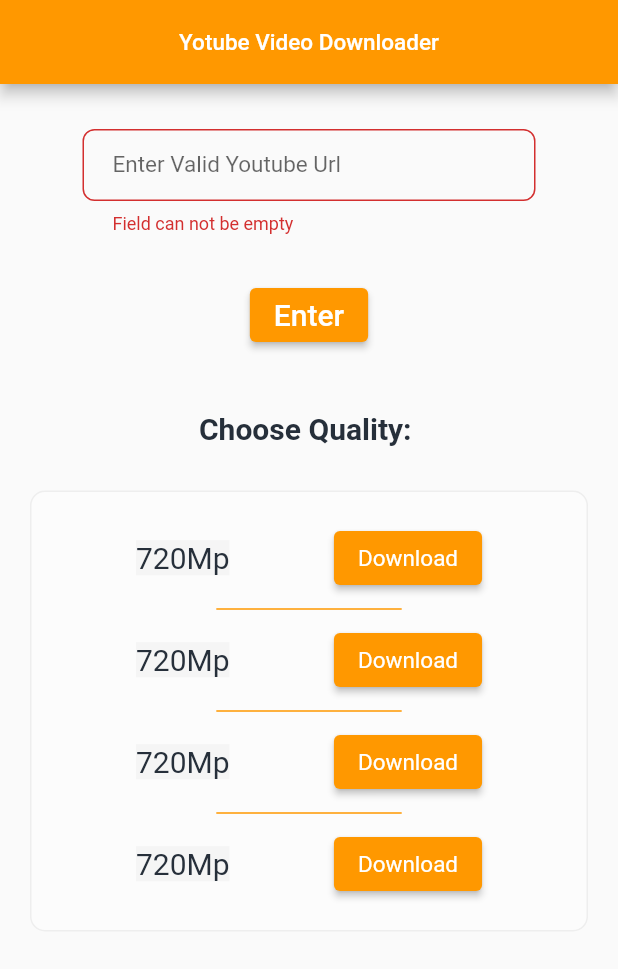
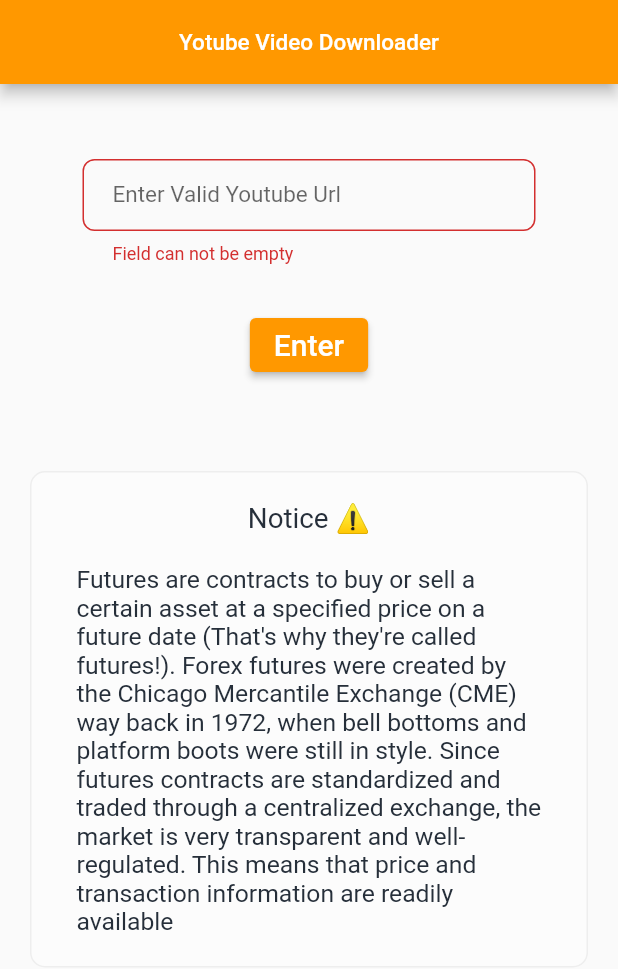
Before and after one commit to ifeoluwajoshua/Flube, a Flutter app: the screen it shows after launch, after a tap on "Enter", on a phone screen of 412 x 824 dp. Shown: the top 969 px of the screen. Run offline on Flutter 3.47's test engine with Material 2 defaults, Android fonts, the phone set to English and light mode, and no system bars; our stand-ins replace flutter_riverpod, fluttertoast, permission_handler; missing offline and left inert: downloads_path_provider_28, youtube_explode_dart.

Commit message:
Refactored the code

```diff
--- a/lib/home.dart
+++ b/lib/home.dart
@@ -1,9 +1,11 @@
-import 'package:flube/src/helpers/colors.dart';
 import 'package:flube/src/helpers/fonts.dart';
-import 'package:flube/src/helpers/validators.dart';
+import 'package:flube/src/providers/youtubeproviders.dart';
+import 'package:flube/src/widgets/contentnotice.dart';
 import 'package:flube/src/widgets/customfield.dart';
+import 'package:flube/src/widgets/filtercard.dart';
 import 'package:flutter/material.dart';
-import 'package:flube/src/services/downloader.dart';
+import 'package:flutter_riverpod/flutter_riverpod.dart';
+
 
 class HomeView extends StatefulWidget {
   @override
@@ -35,87 +37,36 @@
         padding: const EdgeInsets.symmetric(horizontal: 20),
         child: Column(
           children: [
-            const SizedBox(height: 30),
-            Form(
-                key: _formKey,
-                child: customField(_url, validateN, 'Enter Valid Youtube Url')),
-            const SizedBox(height: 30),
-            ElevatedButton(
-              onPressed: () {
-                print('gg');
-                if (_validateAndSave()!) {
-                  print(_url.text);
-                downloadVideo(context, _url.text);
-                }
-              },
-              child: Text(
-                'Enter',
-                style: nStyle.copyWith(color: Colors.white, fontSize: 20),
-              ),
-            ),
-            const SizedBox(height: 40),
-            Text(
-              'Choose Quality: ',
-              style: nStyle.copyWith(fontSize: 20, fontWeight: FontWeight.bold),
+            const SizedBox(height: 50),
+            UrlField(
+              formkey: _formKey,
+              url: _url,
+              hint: 'Enter Valid Youtube Url',
             ),
             const SizedBox(height: 30),
-            Container(
-                width: MediaQuery.of(context).size.width,
-                padding: const EdgeInsets.symmetric(vertical: 20),
-                // height: 250,
-                alignment: Alignment.center,
-                decoration: BoxDecoration(
-                  borderRadius: BorderRadius.circular(10),
-                  border: Border.all(color: shadowColor),
-                  color: Colors.white30,
-                ),
-                child: Column(
-                    crossAxisAlignment: CrossAxisAlignment.center,
-                    mainAxisAlignment: MainAxisAlignment.center,
-                    children: [
-                      qualityFilter(),
-                      filterDivider(),
-                      qualityFilter(),
-                      filterDivider(),
-                      qualityFilter(),
-                      filterDivider(),
-                      qualityFilter(),
-                    ]))
+            enterButton(),
+            const SizedBox(height: 30),
+            FilterCard(),
+             const SizedBox(height: 30),
+            ContentNotice()
           ],
         ),
       ),
     );
   }
 
-  Widget qualityFilter() {
-    return Row(mainAxisAlignment: MainAxisAlignment.spaceEvenly, children: [
-      Text(
-        '720Mp',
-        style: nStyle.copyWith(
-            backgroundColor: Colors.grey.shade100,
-            fontSize: 20,
-            fontWeight: FontWeight.w400),
-      ),
-      ElevatedButton(
-        onPressed: () {
-          print('Downloaded');
-        },
-        child: Text(
-          'Download',
-          style: nStyle.copyWith(
-              color: Colors.white, fontSize: 15, fontWeight: FontWeight.w400),
-        ),
-      ),
-    ]);
-  }
-
-  Widget filterDivider() {
-    return SizedBox(
-      width: (MediaQuery.of(context).size.width / 100) * 30,
-      child: Divider(
-        height: 20,
-        thickness: 1,
-        color: mColor,
+  Widget enterButton() {
+    return ElevatedButton(
+      onPressed: () {
+        print('gg');
+        if (_validateAndSave()!) {
+          print(_url.text);
+          context.read(youtubeDetailsProvider(_url.text));
+        }
+      },
+      child: Text(
+        'Enter',
+        style: nStyle.copyWith(color: Colors.white, fontSize: 20),
       ),
     );
   }
--- a/lib/src/providers/shared.dart
+++ /dev/null
@@ -1,4 +0,0 @@
-import 'package:flube/src/services/permission.dart';
-import 'package:flutter_riverpod/flutter_riverpod.dart';
-
-final permissionProvider = StateNotifierProvider((ref) => StoragePermission(false));
--- /dev/null
+++ b/lib/src/widgets/contentnotice.dart
@@ -0,0 +1,42 @@
+import 'package:flube/src/helpers/colors.dart';
+import 'package:flube/src/helpers/fonts.dart';
+import 'package:flube/src/helpers/responsive.dart';
+import 'package:flutter/material.dart';
+
+class ContentNotice extends StatelessWidget {
+  const ContentNotice({Key? key}) : super(key: key);
+
+  @override
+  Widget build(BuildContext context) {
+    return Container(
+      width: MediaQuery.of(context).size.width,
+      padding: const EdgeInsets.symmetric(vertical: 20, horizontal: 30),
+      // height: 250,
+      alignment: Alignment.center,
+      decoration: BoxDecoration(
+        borderRadius: BorderRadius.circular(10),
+        border: Border.all(color: shadowColor),
+        color: Colors.white30,
+      ),
+      child: Column(
+        crossAxisAlignment: CrossAxisAlignment.center,
+        mainAxisAlignment: MainAxisAlignment.center,
+        children: [
+          Text(
+            'Notice ⚠',
+            style: nStyle.copyWith(
+                fontSize: SizeConfig.textSize(context, 4.5),
+                fontWeight: FontWeight.w400),
+          ),
+          const SizedBox(height: 20,),
+          Text(
+            "Futures are contracts to buy or sell a certain asset at a specified price on a future date (That's why they're called futures!). Forex futures were created by the Chicago Mercantile Exchange (CME) way back in 1972, when bell bottoms and platform boots were still in style. Since futures contracts are standardized and traded through a centralized exchange, the market is very transparent and well-regulated. This means that price and transaction information are readily available",
+            style: nStyle.copyWith(
+                fontSize: SizeConfig.textSize(context, 4),
+                fontWeight: FontWeight.w400),
+          ),
+        ],
+      ),
+    );
+  }
+}
--- a/lib/src/widgets/customfield.dart
+++ b/lib/src/widgets/customfield.dart
@@ -1,5 +1,24 @@
 import 'package:flube/src/helpers/fonts.dart';
+import 'package:flube/src/helpers/validators.dart';
 import 'package:flutter/material.dart';
+
+class UrlField extends StatelessWidget {
+  const UrlField({
+    Key? key,
+    required this.formkey,
+    required this.url,
+    this.hint,
+  }) : super(key: key);
+  final TextEditingController url;
+  final GlobalKey formkey;
+  final String? hint;
+  @override
+  Widget build(BuildContext context) {
+    return Form(
+        key: formkey,
+        child: customField(url, validateN, hint!));
+  }
+}
 
 Widget customField(
   TextEditingController text,
--- /dev/null
+++ b/lib/src/widgets/filtercard.dart
@@ -0,0 +1,118 @@
+import 'package:flube/src/helpers/colors.dart';
+import 'package:flube/src/helpers/fonts.dart';
+import 'package:flube/src/helpers/responsive.dart';
+import 'package:flube/src/models/youtube_details.dart';
+import 'package:flube/src/providers/youtubeproviders.dart';
+import 'package:flutter/material.dart';
+import 'package:flutter_riverpod/flutter_riverpod.dart';
+
+class FilterCard extends ConsumerWidget {
+  const FilterCard({Key? key}) : super(key: key);
+
+  @override
+  Widget build(BuildContext context, ScopedReader watch) {
+    final video = watch(youtubeVideoProvider);
+    VideoDetails? videodetails = video.details;
+
+    return videodetails!= null ? Column(
+      crossAxisAlignment: CrossAxisAlignment.start,
+      mainAxisAlignment: MainAxisAlignment.center,
+      children: [
+        Center(
+          child: Text(
+            'Download Below',
+            style: nStyle.copyWith(
+                fontSize: SizeConfig.textSize(context, 4),
+                fontWeight: FontWeight.bold),
+          ),
+        ),
+        const SizedBox(height: 30),
+        RichText(
+          text: TextSpan(
+            text: 'Title: ',
+            style: nStyle.copyWith(
+               // backgroundColor: Colors.grey.shade100,
+                fontSize: SizeConfig.textSize(context, 4),
+                fontWeight: FontWeight.w500),
+            children: <TextSpan>[
+              TextSpan(
+                text: videodetails.title,
+                style: nStyle.copyWith(
+                 backgroundColor: Colors.grey.shade100,
+                    fontSize: SizeConfig.textSize(context, 3.5),
+                    fontWeight: FontWeight.w400),
+              ),
+            ],
+          ),
+          textAlign: TextAlign.center,
+        ),
+        const SizedBox(height: 20),
+        Container(
+            width: MediaQuery.of(context).size.width,
+            padding: const EdgeInsets.symmetric(vertical: 20),
+            // height: 250,
+            alignment: Alignment.center,
+            decoration: BoxDecoration(
+              borderRadius: BorderRadius.circular(10),
+              border: Border.all(color: shadowColor),
+              color: Colors.white30,
+            ),
+            child: Column(
+                crossAxisAlignment: CrossAxisAlignment.center,
+                mainAxisAlignment: MainAxisAlignment.center,
+                children: [
+                  qualityFilter(context, 'Video', '720mp', videodetails.videoSize),
+                  filterDivider(context),
+                  qualityFilter(context, 'Audio', '720mp', videodetails.audioSize),
+                ])),
+      ],
+    ) : SizedBox.shrink();
+  }
+
+  Widget qualityFilter(context, String type, String quality, String size) {
+    return Row(mainAxisAlignment: MainAxisAlignment.spaceEvenly, children: [
+      Text(
+        type,
+        style: nStyle.copyWith(
+            backgroundColor: Colors.grey.shade100,
+            fontSize: SizeConfig.textSize(context, 3.7),
+            fontWeight: FontWeight.w700),
+      ),
+      Text(
+        quality,
+        style: nStyle.copyWith(
+            backgroundColor: Colors.grey.shade100,
+            fontSize: SizeConfig.textSize(context, 3.7),
+            fontWeight: FontWeight.w400),
+      ),
+      Text(
+        size,
+        style: nStyle.copyWith(
+            backgroundColor: Colors.grey.shade100,
+            fontSize: SizeConfig.textSize(context, 3.7),
+            fontWeight: FontWeight.w400),
+      ),
+      ElevatedButton(
+        onPressed: () {
+          print('Downloaded');
+        },
+        child: Text(
+          'Download',
+          style: nStyle.copyWith(
+              color: Colors.white, fontSize: 15, fontWeight: FontWeight.w400),
+        ),
+      ),
+    ]);
+  }
+
+  Widget filterDivider(context) {
+    return SizedBox(
+      width: (MediaQuery.of(context).size.width / 100) * 40,
+      child: Divider(
+        height: 20,
+        thickness: 1,
+        color: mColor,
+      ),
+    );
+  }
+}
```
Also changed, not shown: lib/src/models/youtube_details.dart (added, +13 -0 lines), lib/src/providers/youtubeproviders.dart (+11 -13 lines), lib/src/services/downloader.dart (deleted, +0 -111 lines), lib/src/services/permission.dart (+3 -5 lines), lib/src/services/video_downloader.dart (added, +156 -0 lines), lib/src/widgets/toast.dart (+3 -4 lines), 1 other file.
